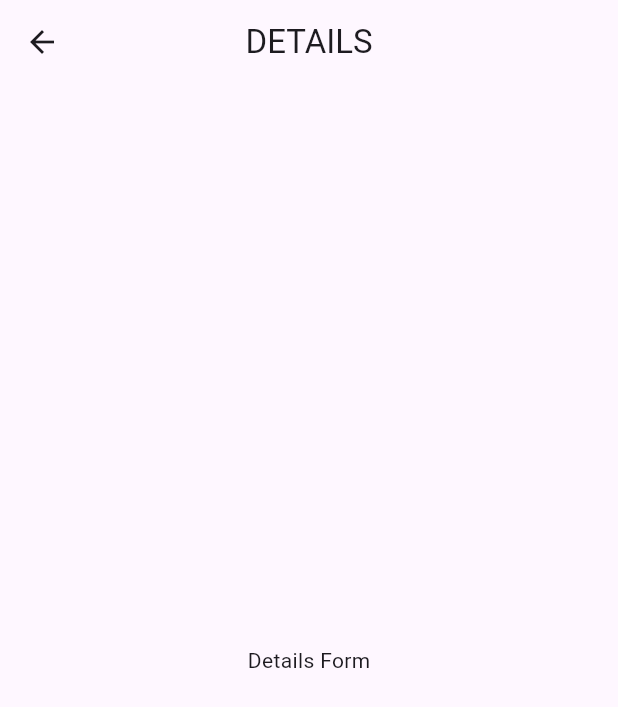
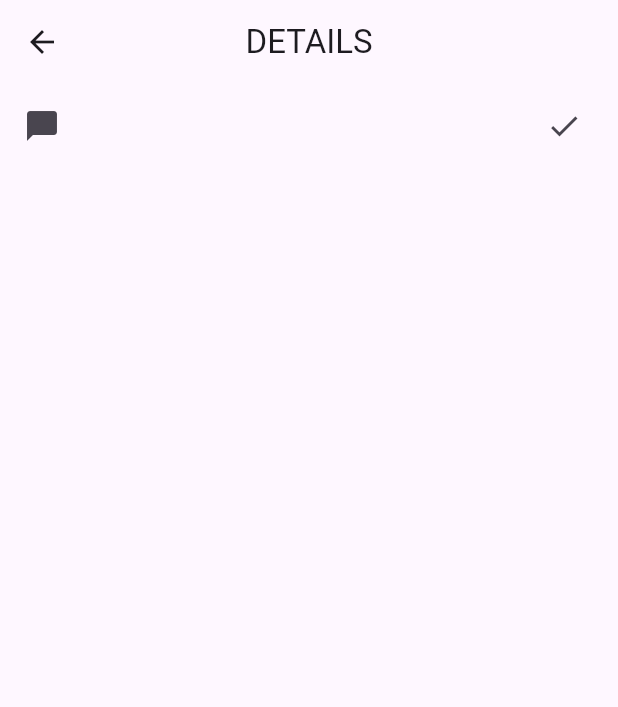
Before and after one commit to haristar/SecondFlutter, a Flutter app: the screen it shows after launch, after a tap on "SUBMIT FORM", on a phone screen of 412 x 824 dp. Shown: the top 707 px of the screen. Run offline on Flutter 3.47's test engine with Material 3 defaults, Android fonts, the phone set to English and light mode, and no system bars; our stand-ins replace font_awesome_flutter.

Commit message:
TextFields Commit

```diff
--- a/lib/main.dart
+++ b/lib/main.dart
@@ -83,6 +83,7 @@ class MyApp extends StatelessWidget {
   @override
   Widget build(BuildContext context) {
     return MaterialApp(
+      debugShowCheckedModeBanner: false,
       title: "USER FORM",
       themeMode: ThemeMode.system,
       home: MyForm(),
--- a/lib/screen/MyDetails.dart
+++ b/lib/screen/MyDetails.dart
@@ -1,7 +1,8 @@
 import 'package:flutter/material.dart';
 
 class MyDetails extends StatelessWidget {
-  const MyDetails({super.key});
+  MyDetails({super.key, required this.productName});
+  String productName;
 
   @override
   Widget build(BuildContext context) {
@@ -13,10 +14,14 @@ class MyDetails extends StatelessWidget {
           Navigator.pop(context);
         }, icon: Icon(Icons.arrow_back),),
       ),
-      body: Container(
-        child: Center(
-          child: Text("Details Form"),
-        ),
+      body: ListView(
+        children: [
+          ListTile(
+            leading: Icon(Icons.chat_bubble),
+            title: Text(productName),
+            trailing: Icon(Icons.done),
+          ),
+        ],
       ),
     );
   }
--- a/lib/screen/MyForm.dart
+++ b/lib/screen/MyForm.dart
@@ -9,6 +9,29 @@ class MyForm extends StatefulWidget {
 }
 
 class _MyFormState extends State<MyForm> {
+
+  var productName;
+  void updateText(val){
+    setState(() {
+      productName = val;
+    });
+  }
+
+
+  @override
+  void dispose() {
+    super.dispose();
+    productName.dispose();
+  } //
+   final productController = TextEditingController();
+  //
+  //
+  // @override
+  // void initState() {
+  //   super.initState();
+  //   productController.addListener(updateText as VoidCallback);
+  // }
+
   @override
   Widget build(BuildContext context) {
     return Scaffold(
@@ -16,18 +39,45 @@ class _MyFormState extends State<MyForm> {
         title: Text("FORM"),
         centerTitle: true,
       ),
-      body: Center(
-        child: OutlinedButton(
-          child: Text("submit form".toUpperCase(), style: TextStyle(fontWeight: FontWeight.bold),),
-          style: OutlinedButton.styleFrom(minimumSize: Size(200, 50)),
-          onPressed: () {
-            Navigator.push(context, MaterialPageRoute(builder: (context){
-              return MyDetails();
-            }));
-          },
-
+      body: Container(
+        padding: EdgeInsets.all(20.0),
+        child: ListView(
+          children: [
+            TextFormField(
+              controller: productController,
+              onChanged: (val){
+                updateText(val);
+              },
+              decoration: InputDecoration(
+                  labelText: "Product Name",
+                  prefixIcon : Icon(Icons.person_2_outlined),
+                  border: OutlineInputBorder(),
+              ),
+            ),
+            // Padding(
+            //   padding: const EdgeInsets.all(8.0),
+            //   child: Text("Product Name = ${productController.text}"),
+            // ),
+            Padding(
+              padding: const EdgeInsets.all(50.0),
+              child: mySubmitBtn(context),
+            ),
+          ],
         ),
       ),
     );
   }
+
+  OutlinedButton mySubmitBtn(BuildContext context) {
+    return OutlinedButton(
+        child: Text("submit form".toUpperCase(), style: TextStyle(fontWeight: FontWeight.bold),),
+        style: OutlinedButton.styleFrom(minimumSize: Size(200, 50)),
+        onPressed: () {
+          Navigator.push(context, MaterialPageRoute(builder: (context){
+            return MyDetails(productName: productController.text,);
+          }));
+        },
+
+      );
+  }
 }
```
